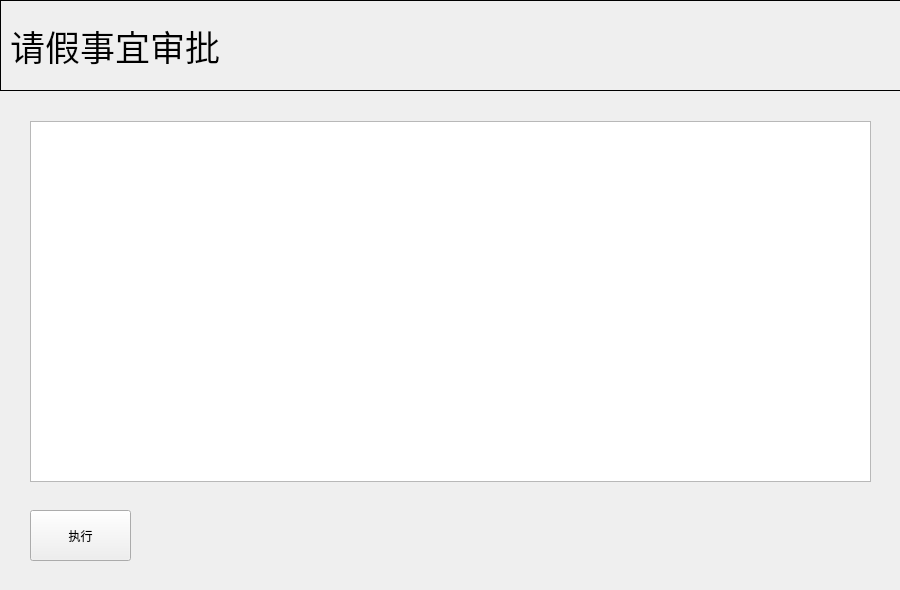
liushui446/clock_in_system, file modules/gui/src/module/edit/ApproveLeaveDialog.ui: the form before one commit.
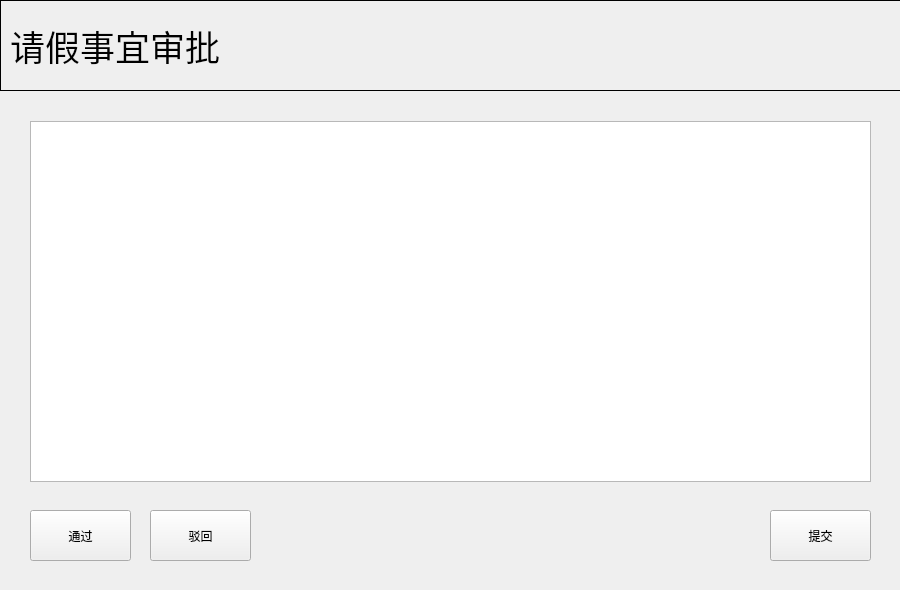
The form after the commit.

```diff
--- a/modules/gui/src/module/edit/ApproveLeaveDialog.ui
+++ b/modules/gui/src/module/edit/ApproveLeaveDialog.ui
@@ -69,7 +69,33 @@
      </rect>
     </property>
     <property name="text">
-     <string>执行</string>
+     <string>通过</string>
+    </property>
+   </widget>
+   <widget class="QToolButton" name="toolButton_make_2">
+    <property name="geometry">
+     <rect>
+      <x>150</x>
+      <y>420</y>
+      <width>101</width>
+      <height>51</height>
+     </rect>
+    </property>
+    <property name="text">
+     <string>驳回</string>
+    </property>
+   </widget>
+   <widget class="QToolButton" name="toolButton_make_3">
+    <property name="geometry">
+     <rect>
+      <x>770</x>
+      <y>420</y>
+      <width>101</width>
+      <height>51</height>
+     </rect>
+    </property>
+    <property name="text">
+     <string>提交</string>
     </property>
    </widget>
   </widget>
```
Left out of the diff: 2 changed lines with no effect on the pictures.
